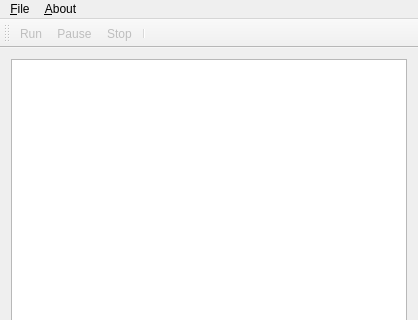
SmirnoffYM/AI-simulator, file mainwindow.ui: the form before one commit; both pictures show x 0 to 418 and y 0 to 320 of the 418 by 476 pixel window.
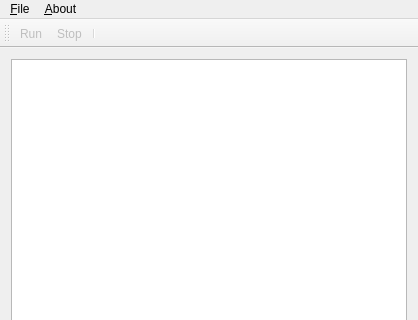
The form after the commit. Icons and pictures are not drawn.

The edit to the form file:
```diff
--- a/mainwindow.ui
+++ b/mainwindow.ui
@@ -61,7 +61,6 @@
     <bool>false</bool>
    </attribute>
    <addaction name="actionRun"/>
-   <addaction name="actionPause"/>
    <addaction name="actionStop"/>
    <addaction name="separator"/>
   </widget>
@@ -104,21 +103,6 @@
     <string>Run modelling</string>
    </property>
   </action>
-  <action name="actionPause">
-   <property name="enabled">
-    <bool>false</bool>
-   </property>
-   <property name="icon">
-    <iconset resource="resource.qrc">
-     <normaloff>:/icons/icons/pause.svg</normaloff>:/icons/icons/pause.svg</iconset>
-   </property>
-   <property name="text">
-    <string>Pause</string>
-   </property>
-   <property name="toolTip">
-    <string>Pause modelling</string>
-   </property>
-  </action>
   <action name="actionStop">
    <property name="enabled">
     <bool>false</bool>
```
